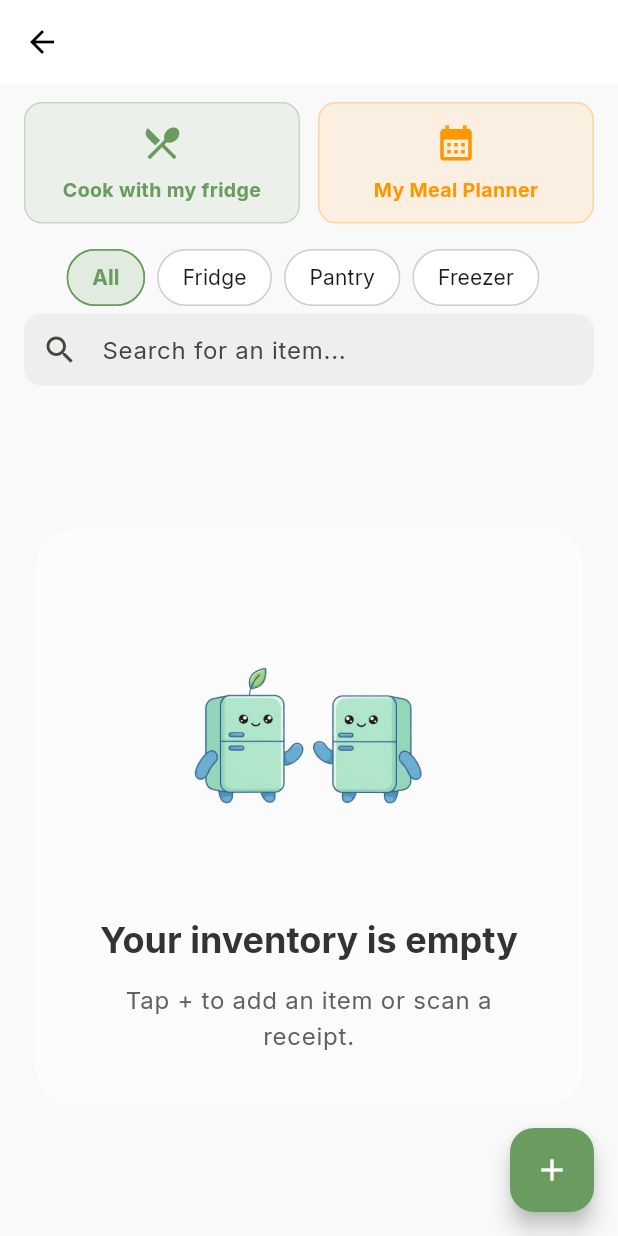
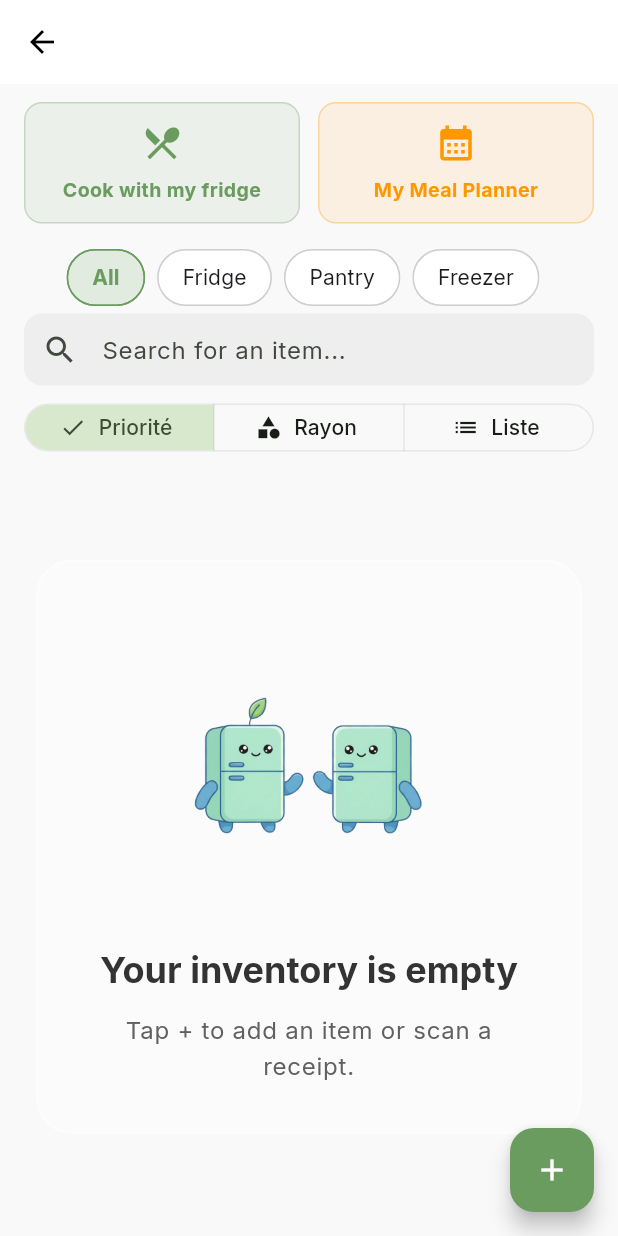
Before and after one commit to YasineNifa/FrigoZen, a Flutter app: the InventoryScreen screen opened directly, on a phone screen of 412 x 824 dp. Run offline on Flutter 3.47's test engine with Material 3 defaults, Android fonts, the phone set to English and light mode, and no system bars; our stand-ins replace cloud_firestore, cloud_functions, confetti, firebase_auth, firebase_core, firebase_messaging and 5 more; missing offline and left inert: purchases_flutter, purchases_ui_flutter, simple_barcode_scanner; accounts and stored records are empty; key blocks and very long unbroken strings in the code were emptied for the run.

Commit message:
feat: Add inventory view modes (priority, category, list) with a segmented control and corresponding item grouping logic.

```diff
--- a/lib/screens/inventory/components/inventory_list.dart
+++ b/lib/screens/inventory/components/inventory_list.dart
@@ -1,12 +1,18 @@
 import 'package:flutter/material.dart';
+import 'package:frigo_zen/models/inventory_item.dart';
 import 'package:frigo_zen/screens/inventory/components/inventory_empty_state.dart';
 import 'package:frigo_zen/screens/inventory/components/inventory_item_card.dart';
 import 'package:frigo_zen/viewmodels/inventory_view_model.dart';
 import 'package:provider/provider.dart';
 import 'package:frigo_zen/components/skeleton.dart';
 
+import 'package:frigo_zen/screens/inventory/inventory_view_mode.dart';
+import 'package:frigo_zen/theme/app_theme.dart';
+
 class InventoryList extends StatelessWidget {
-  const InventoryList({super.key});
+  final InventoryViewMode viewMode;
+
+  const InventoryList({super.key, this.viewMode = InventoryViewMode.list});
 
   @override
   Widget build(BuildContext context) {
@@ -47,15 +53,116 @@ class InventoryList extends StatelessWidget {
           );
         }
 
+        if (viewMode == InventoryViewMode.list) {
+          return ListView.builder(
+            padding: const EdgeInsets.only(bottom: 80, top: 16),
+            itemCount: items.length,
+            itemBuilder: (context, index) {
+              final item = items[index];
+              return InventoryItemCard(item: item);
+            },
+          );
+        }
+
+        // Grouping Logic
+        final groupedItems = <dynamic>[]; // List of String (Header) or InventoryItem
+
+        if (viewMode == InventoryViewMode.priority) {
+          final now = DateTime.now();
+          final today = DateTime(now.year, now.month, now.day);
+
+          final expired = <InventoryItem>[];
+          final urgent = <InventoryItem>[]; // <= 3 days
+          final thisWeek = <InventoryItem>[]; // <= 7 days
+          final fresh = <InventoryItem>[]; // > 7 days
+
+          for (var item in items) {
+            final diff = item.earliestExpirationDate.difference(today).inDays;
+            if (diff < 0) {
+              expired.add(item);
+            } else if (diff <= 3) {
+              urgent.add(item);
+            } else if (diff <= 7) {
+              thisWeek.add(item);
+            } else {
+              fresh.add(item);
+            }
+          }
+
+          if (expired.isNotEmpty) {
+            groupedItems.add(_HeaderData("Périmé", AppTheme.statusExpired));
+            groupedItems.addAll(expired);
+          }
+          if (urgent.isNotEmpty) {
+            groupedItems.add(_HeaderData("Urgent (≤ 3 jours)", AppTheme.statusWarning));
+            groupedItems.addAll(urgent);
+          }
+          if (thisWeek.isNotEmpty) {
+            groupedItems.add(_HeaderData("Cette semaine", AppTheme.statusSafe));
+            groupedItems.addAll(thisWeek);
+          }
+          if (fresh.isNotEmpty) {
+            groupedItems.add(_HeaderData("Frais", AppTheme.statusNeutral));
+            groupedItems.addAll(fresh);
+          }
+        } else if (viewMode == InventoryViewMode.category) {
+          // Sort by category first
+          items.sort((a, b) => a.category.compareTo(b.category));
+
+          String? currentCategory;
+          for (var item in items) {
+            if (item.category != currentCategory) {
+              currentCategory = item.category;
+              groupedItems.add(_HeaderData(currentCategory ?? "Autre", Colors.grey[800]!));
+            }
+            groupedItems.add(item);
+          }
+        }
+
         return ListView.builder(
           padding: const EdgeInsets.only(bottom: 80, top: 16),
-          itemCount: items.length,
+          itemCount: groupedItems.length,
           itemBuilder: (context, index) {
-            final item = items[index];
-            return InventoryItemCard(item: item);
+            final item = groupedItems[index];
+            if (item is _HeaderData) {
+              return Padding(
+                padding: const EdgeInsets.fromLTRB(16, 24, 16, 8),
+                child: Row(
+                  children: [
+                    Container(
+                      width: 4,
+                      height: 16,
+                      decoration: BoxDecoration(
+                        color: item.color,
+                        borderRadius: BorderRadius.circular(2),
+                      ),
+                    ),
+                    const SizedBox(width: 8),
+                    Text(
+                      item.title,
+                      style: TextStyle(
+                        fontSize: 14,
+                        fontWeight: FontWeight.bold,
+                        color: Colors.grey[700],
+                        letterSpacing: 1.0,
+                      ),
+                    ),
+                  ],
+                ),
+              );
+            } else if (item is InventoryItem) {
+              return InventoryItemCard(item: item);
+            }
+            return const SizedBox.shrink();
           },
         );
       },
     );
   }
 }
+
+class _HeaderData {
+  final String title;
+  final Color color;
+  _HeaderData(this.title, this.color);
+}
--- a/lib/screens/inventory/inventory_screen.dart
+++ b/lib/screens/inventory/inventory_screen.dart
@@ -16,6 +16,8 @@ import 'package:frigo_zen/screens/recipes/components/recipe_filters_dialog.dart'
 import 'package:frigo_zen/screens/core/premium_guard.dart';
 import 'package:frigo_zen/screens/planning/meal_planner_screen.dart';
 
+import 'package:frigo_zen/screens/inventory/inventory_view_mode.dart';
+
 class InventoryScreen extends StatefulWidget {
   const InventoryScreen({super.key});
 
@@ -26,6 +28,7 @@ class InventoryScreen extends StatefulWidget {
 class _InventoryScreenState extends State<InventoryScreen> {
   final TextEditingController _searchController = TextEditingController();
   List<dynamic> _localRecipeCache = [];
+  InventoryViewMode _viewMode = InventoryViewMode.priority;
 
   @override
   void initState() {
@@ -227,8 +230,47 @@ class _InventoryScreenState extends State<InventoryScreen> {
               ),
             ),
           ),
-          const Expanded(
-            child: InventoryList(),
+
+          // View Mode Selector
+          Padding(
+            padding: const EdgeInsets.symmetric(horizontal: 16.0, vertical: 4.0),
+            child: SizedBox(
+              width: double.infinity,
+              child: SegmentedButton<InventoryViewMode>(
+                segments: const [
+                  ButtonSegment<InventoryViewMode>(
+                    value: InventoryViewMode.priority,
+                    label: Text('Priorité'),
+                    icon: Icon(Icons.traffic),
+                  ),
+                  ButtonSegment<InventoryViewMode>(
+                    value: InventoryViewMode.category,
+                    label: Text('Rayon'),
+                    icon: Icon(Icons.category),
+                  ),
+                  ButtonSegment<InventoryViewMode>(
+                    value: InventoryViewMode.list,
+                    label: Text('Liste'),
+                    icon: Icon(Icons.list),
+                  ),
+                ],
+                selected: <InventoryViewMode>{_viewMode},
+                onSelectionChanged: (Set<InventoryViewMode> newSelection) {
+                  setState(() {
+                    _viewMode = newSelection.first;
+                  });
+                },
+                style: ButtonStyle(
+                  visualDensity: VisualDensity.compact,
+                  tapTargetSize: MaterialTapTargetSize.shrinkWrap,
+                  side: WidgetStateProperty.all(BorderSide(color: Colors.grey.withOpacity(0.2))),
+                ),
+              ),
+            ),
+          ),
+
+          Expanded(
+            child: InventoryList(viewMode: _viewMode),
           ),
         ],
       ),
--- /dev/null
+++ b/lib/screens/inventory/inventory_view_mode.dart
@@ -0,0 +1 @@
+enum InventoryViewMode { list, priority, category }
```
